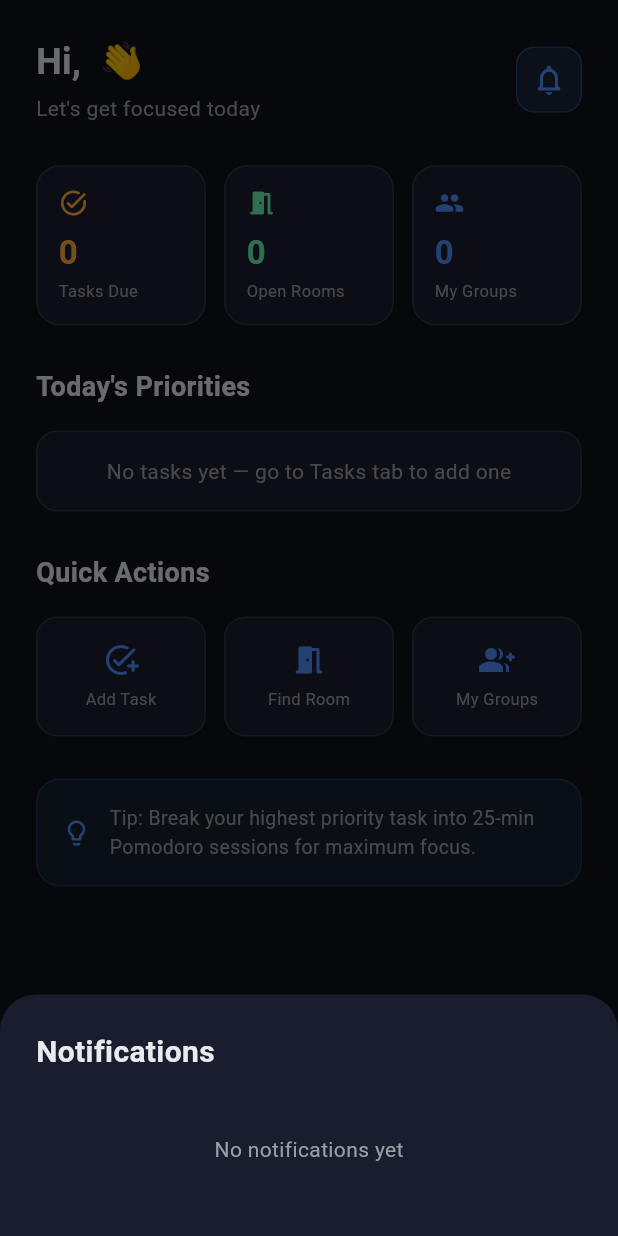
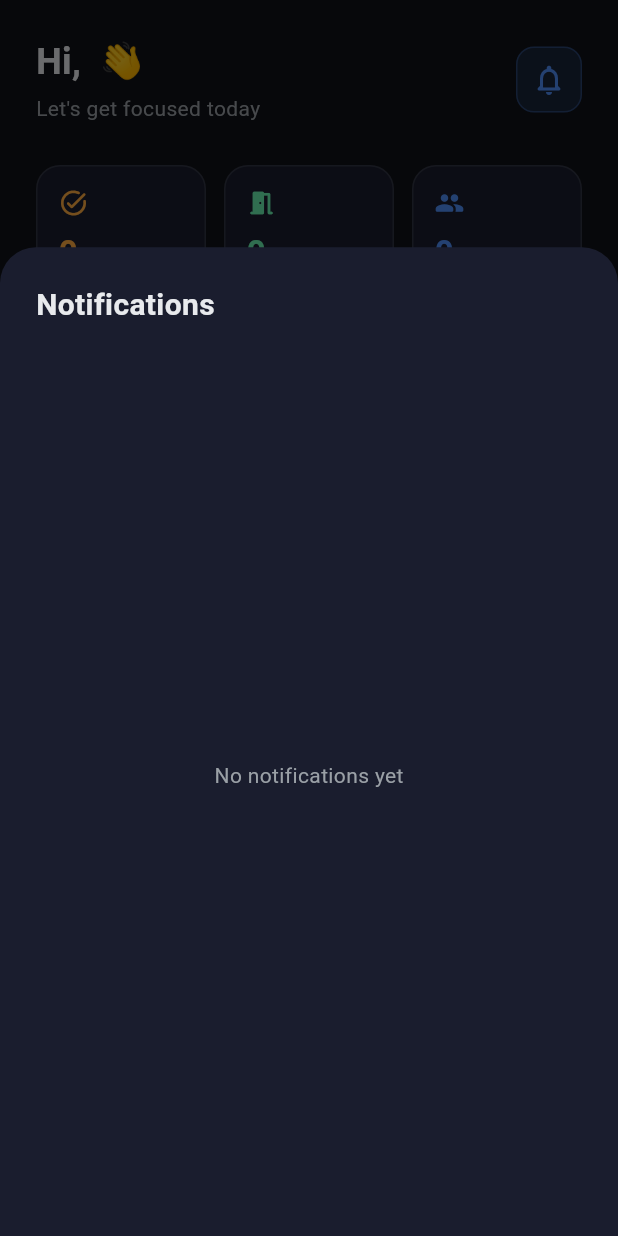
Before and after one commit to Uvvi2004/focusnflow, a Flutter app: the screen it shows once a user with an empty profile is signed in, after a tap on the "notifications none" icon, on a phone screen of 412 x 824 dp. Run offline on Flutter 3.47's test engine with Material 3 defaults, Android fonts, the phone set to English and light mode, and no system bars; our stand-ins replace cloud_firestore, firebase_auth, firebase_core, firebase_messaging, firebase_storage, flutter_local_notifications and 1 more; accounts and stored records are empty.

Commit message:
Fixed notification system

```diff
--- a/lib/main.dart
+++ b/lib/main.dart
@@ -2,6 +2,7 @@ import 'package:flutter/material.dart';
 import 'package:firebase_core/firebase_core.dart';
 import 'package:firebase_auth/firebase_auth.dart';
 import 'package:firebase_messaging/firebase_messaging.dart';
+import 'package:flutter_local_notifications/flutter_local_notifications.dart';
 import 'firebase_options.dart';
 import 'screens/auth/login_screen.dart';
 import 'screens/home/home_screen.dart';
@@ -14,13 +15,35 @@ Future<void> _firebaseMessagingBackgroundHandler(RemoteMessage message) async {
   await Firebase.initializeApp(options: DefaultFirebaseOptions.currentPlatform);
 }
 
-// Global key so the foreground FCM listener can show a SnackBar from
-// outside the widget tree without needing a BuildContext.
-final _scaffoldMessengerKey = GlobalKey<ScaffoldMessengerState>();
+final FlutterLocalNotificationsPlugin _localNotifications =
+    FlutterLocalNotificationsPlugin();
+
+const AndroidNotificationChannel _defaultChannel = AndroidNotificationChannel(
+  'focusnflow_default_channel',
+  'FocusNFlow Notifications',
+  description: 'General notifications for FocusNFlow',
+  importance: Importance.max,
+);
 
 void main() async {
   WidgetsFlutterBinding.ensureInitialized();
   await Firebase.initializeApp(options: DefaultFirebaseOptions.currentPlatform);
+
+  const androidSettings = AndroidInitializationSettings('@mipmap/ic_launcher');
+  await _localNotifications.initialize(
+    const InitializationSettings(android: androidSettings),
+  );
+  await _localNotifications
+      .resolvePlatformSpecificImplementation<
+          AndroidFlutterLocalNotificationsPlugin>()
+      ?.createNotificationChannel(_defaultChannel);
+
+  await FirebaseMessaging.instance.setForegroundNotificationPresentationOptions(
+    alert: true,
+    badge: true,
+    sound: true,
+  );
+
   FirebaseMessaging.onBackgroundMessage(_firebaseMessagingBackgroundHandler);
   runApp(const MyApp());
 }
@@ -35,25 +58,43 @@ class MyApp extends StatefulWidget {
 class _MyAppState extends State<MyApp> {
   final _fcmService = FCMService();
 
+  Future<void> _syncInitialAndOpenedMessagesToBell() async {
+    FirebaseMessaging.onMessageOpenedApp.listen((RemoteMessage message) {
+      _fcmService.storeIncomingMessageForBell(message);
+    });
+
+    final initialMessage = await FirebaseMessaging.instance.getInitialMessage();
+    if (initialMessage != null) {
+      await _fcmService.storeIncomingMessageForBell(initialMessage);
+    }
+  }
+
   @override
   void initState() {
     super.initState();
     _fcmService.initialize();
+    _syncInitialAndOpenedMessagesToBell();
 
-    // Foreground messages: the OS does not display a notification banner while
-    // the app is open, so we surface it as an in-app SnackBar instead.
+    // Foreground messages are shown as local notifications so behavior matches
+    // background/closed notifications and avoids SnackBars.
     FirebaseMessaging.onMessage.listen((RemoteMessage message) {
+      _fcmService.storeIncomingMessageForBell(message);
       final n = message.notification;
       if (n == null) return;
       final title = n.title ?? '';
       final body = n.body ?? '';
-      _scaffoldMessengerKey.currentState?.showSnackBar(
-        SnackBar(
-          content: Text(
-            [title, body].where((s) => s.isNotEmpty).join('\n'),
+      _localNotifications.show(
+        DateTime.now().millisecondsSinceEpoch ~/ 1000,
+        title,
+        body,
+        const NotificationDetails(
+          android: AndroidNotificationDetails(
+            'focusnflow_default_channel',
+            'FocusNFlow Notifications',
+            channelDescription: 'General notifications for FocusNFlow',
+            importance: Importance.max,
+            priority: Priority.high,
           ),
-          duration: const Duration(seconds: 4),
-          behavior: SnackBarBehavior.floating,
         ),
       );
     });
@@ -64,7 +105,6 @@ class _MyAppState extends State<MyApp> {
     return MaterialApp(
       title: 'FocusNFlow',
       debugShowCheckedModeBanner: false,
-      scaffoldMessengerKey: _scaffoldMessengerKey,
       theme: ThemeData(
         brightness: Brightness.dark,
         scaffoldBackgroundColor: const Color(0xFF0F1117),
--- a/lib/screens/home/home_screen.dart
+++ b/lib/screens/home/home_screen.dart
@@ -75,44 +75,64 @@ class HomeDashboard extends StatelessWidget {
   void _showNotificationsSheet(BuildContext context, String userId) {
     showModalBottomSheet(
       context: context,
+      isScrollControlled: true,
       backgroundColor: _cardColor,
       shape: const RoundedRectangleBorder(
         borderRadius: BorderRadius.vertical(top: Radius.circular(24)),
       ),
-      builder: (context) => Padding(
+      builder: (context) => FractionallySizedBox(
+        heightFactor: 0.8,
+        child: Padding(
           padding: const EdgeInsets.all(24),
           child: Column(
-          mainAxisSize: MainAxisSize.min,
             crossAxisAlignment: CrossAxisAlignment.start,
             children: [
-            const Text('Notifications',
-                style: TextStyle(fontSize: 20, fontWeight: FontWeight.bold, color: _textColor)),
+              const Text(
+                'Notifications',
+                style: TextStyle(fontSize: 20, fontWeight: FontWeight.bold, color: _textColor),
+              ),
               const SizedBox(height: 16),
-            StreamBuilder<QuerySnapshot>(
-              // Filter by recipient so each user only sees their own alerts.
-              // Requires the composite index in firestore.indexes.json.
+              Expanded(
+                child: StreamBuilder<QuerySnapshot>(
                   stream: FirebaseFirestore.instance
                       .collection('notifications')
                       .where('recipients', arrayContains: userId)
-                  .orderBy('createdAt', descending: true)
-                  .limit(10)
                       .snapshots(),
                   builder: (context, snapshot) {
+                    if (snapshot.hasError) {
+                      return Center(
+                        child: Text(
+                          'Unable to load notifications.\n${snapshot.error}',
+                          textAlign: TextAlign.center,
+                          style: const TextStyle(color: Colors.redAccent),
+                        ),
+                      );
+                    }
                     if (snapshot.connectionState == ConnectionState.waiting) {
                       return const Center(child: CircularProgressIndicator());
                     }
-                if (!snapshot.hasData || snapshot.data!.docs.isEmpty) {
-                  return const Padding(
-                    padding: EdgeInsets.all(24),
-                    child: Center(
-                      child: Text('No notifications yet',
-                          style: TextStyle(color: _subtextColor)),
+
+                    final docs = snapshot.data?.docs ?? const [];
+                    if (docs.isEmpty) {
+                      return const Center(
+                        child: Text(
+                          'No notifications yet',
+                          style: TextStyle(color: _subtextColor),
                         ),
                       );
                     }
-                final notifs = snapshot.data!.docs;
+
+                    final notifs = docs.toList()
+                      ..sort((a, b) {
+                        final aData = a.data() as Map<String, dynamic>;
+                        final bData = b.data() as Map<String, dynamic>;
+                        final aCreatedAt = aData['createdAt'] as Timestamp?;
+                        final bCreatedAt = bData['createdAt'] as Timestamp?;
+                        return (bCreatedAt?.millisecondsSinceEpoch ?? 0)
+                            .compareTo(aCreatedAt?.millisecondsSinceEpoch ?? 0);
+                      });
+
                     return ListView.separated(
-                  shrinkWrap: true,
                       itemCount: notifs.length,
                       separatorBuilder: (_, __) => const SizedBox(height: 8),
                       itemBuilder: (context, index) {
@@ -122,6 +142,7 @@ class HomeDashboard extends StatelessWidget {
                         final type = data['type'] ?? 'general';
                         final icon = type == 'deadline' ? Icons.timer_rounded : Icons.group_rounded;
                         final color = type == 'deadline' ? Colors.orangeAccent : _accentColor;
+
                         return Container(
                           padding: const EdgeInsets.all(14),
                           decoration: BoxDecoration(
@@ -132,7 +153,8 @@ class HomeDashboard extends StatelessWidget {
                           child: Row(
                             children: [
                               Container(
-                            width: 36, height: 36,
+                                width: 36,
+                                height: 36,
                                 decoration: BoxDecoration(
                                   color: color.withValues(alpha: 0.1),
                                   borderRadius: BorderRadius.circular(10),
@@ -144,15 +166,22 @@ class HomeDashboard extends StatelessWidget {
                                 child: Column(
                                   crossAxisAlignment: CrossAxisAlignment.start,
                                   children: [
-                                Text(title,
+                                    Text(
+                                      title,
                                       style: const TextStyle(
                                         color: _textColor,
                                         fontWeight: FontWeight.w600,
-                                        fontSize: 13)),
+                                        fontSize: 13,
+                                      ),
+                                    ),
                                     const SizedBox(height: 2),
-                                Text(body,
+                                    Text(
+                                      body,
                                       style: const TextStyle(
-                                        color: _subtextColor, fontSize: 12)),
+                                        color: _subtextColor,
+                                        fontSize: 12,
+                                      ),
+                                    ),
                                   ],
                                 ),
                               ),
@@ -163,7 +192,9 @@ class HomeDashboard extends StatelessWidget {
                     );
                   },
                 ),
+              ),
             ],
+          ),
         ),
       ),
     );
--- a/pubspec.yaml
+++ b/pubspec.yaml
@@ -39,6 +39,7 @@ dependencies:
   cloud_firestore: ^6.3.0
   firebase_storage: ^13.3.0
   firebase_messaging: ^16.2.0
+  flutter_local_notifications: ^17.2.3
   image_picker: ^1.2.2
 
 dev_dependencies:
```
Also changed, not shown: lib/services/fcm_service.dart (+32 -0 lines), pubspec.lock, 3 other files. Lines whose indentation alone changed are shown as unchanged.
